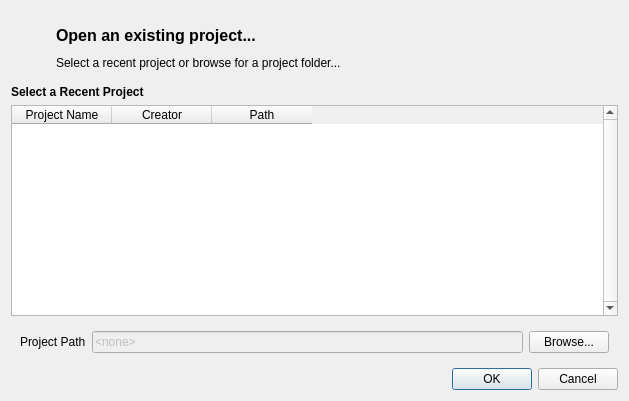
First picture: the form in gui/openprojectdialog.ui, repository petermbach/urbanbeats-pss, before the edit.
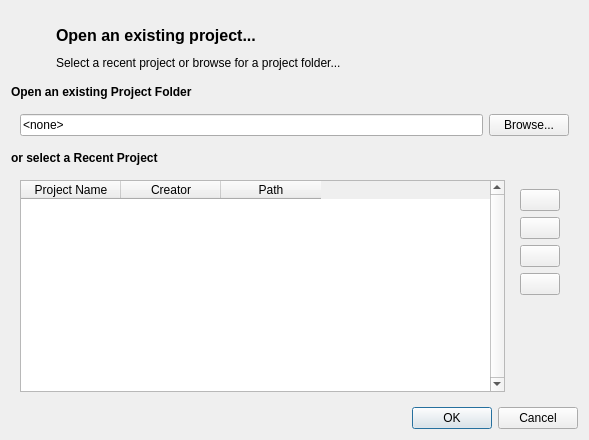
Second picture: the form after the edit. Icons and pictures are not drawn.

Commit message: Modifications to the Open Project Dialog, more functionality buttons added.

Diff of the .ui file:
```diff
--- a/gui/openprojectdialog.ui
+++ b/gui/openprojectdialog.ui
@@ -6,8 +6,8 @@
    <rect>
     <x>0</x>
     <y>0</y>
-    <width>629</width>
-    <height>401</height>
+    <width>586</width>
+    <height>440</height>
    </rect>
   </property>
   <property name="windowTitle">
@@ -69,53 +69,30 @@
    <item>
     <widget class="QLabel" name="recentproject_title">
      <property name="text">
-      <string>&lt;html&gt;&lt;head/&gt;&lt;body&gt;&lt;p&gt;&lt;span style=&quot; font-weight:600;&quot;&gt;Select a Recent Project&lt;/span&gt;&lt;/p&gt;&lt;/body&gt;&lt;/html&gt;</string>
+      <string>&lt;html&gt;&lt;head/&gt;&lt;body&gt;&lt;p&gt;&lt;span style=&quot; font-weight:600;&quot;&gt;Open an existing Project Folder&lt;/span&gt;&lt;/p&gt;&lt;/body&gt;&lt;/html&gt;</string>
      </property>
     </widget>
    </item>
-   <item>
-    <widget class="QTableWidget" name="project_table">
-     <property name="verticalScrollBarPolicy">
-      <enum>Qt::ScrollBarAlwaysOn</enum>
-     </property>
-     <column>
-      <property name="text">
-       <string>Project Name</string>
-      </property>
-     </column>
-     <column>
-      <property name="text">
-       <string>Creator</string>
-      </property>
-     </column>
-     <column>
-      <property name="text">
-       <string>Path</string>
-      </property>
-     </column>
-    </widget>
-   </item>
    <item>
     <widget class="QWidget" name="path_widget" native="true">
      <layout class="QGridLayout" name="gridLayout_3">
-      <item row="1" column="0">
-       <widget class="QLabel" name="projpath_lbl">
-        <property name="text">
-         <string>Project Path</string>
-        </property>
-       </widget>
-      </item>
-      <item row="1" column="2">
+      <item row="1" column="1">
        <widget class="QPushButton" name="projpath_button">
         <property name="text">
          <string>Browse...</string>
         </property>
        </widget>
       </item>
-      <item row="1" column="1">
+      <item row="1" column="0">
        <widget class="QLineEdit" name="projpath_line">
         <property name="enabled">
-         <bool>false</bool>
+         <bool>true</bool>
+        </property>
+        <property name="minimumSize">
+         <size>
+          <width>463</width>
+          <height>0</height>
+         </size>
         </property>
         <property name="text">
          <string>&lt;none&gt;</string>
@@ -123,6 +100,177 @@
         <property name="readOnly">
          <bool>true</bool>
         </property>
+       </widget>
+      </item>
+      <item row="1" column="2">
+       <spacer name="horizontalSpacer">
+        <property name="orientation">
+         <enum>Qt::Horizontal</enum>
+        </property>
+        <property name="sizeHint" stdset="0">
+         <size>
+          <width>40</width>
+          <height>20</height>
+         </size>
+        </property>
+       </spacer>
+      </item>
+     </layout>
+    </widget>
+   </item>
+   <item>
+    <widget class="QLabel" name="recentproject_title_2">
+     <property name="text">
+      <string>&lt;html&gt;&lt;head/&gt;&lt;body&gt;&lt;p&gt;&lt;span style=&quot; font-weight:600;&quot;&gt;or select a Recent Project&lt;/span&gt;&lt;/p&gt;&lt;/body&gt;&lt;/html&gt;</string>
+     </property>
+    </widget>
+   </item>
+   <item>
+    <widget class="QWidget" name="path_widget_2" native="true">
+     <layout class="QGridLayout" name="gridLayout_4">
+      <item row="1" column="1">
+       <widget class="QWidget" name="path_widget_3" native="true">
+        <layout class="QVBoxLayout" name="verticalLayout_2">
+         <item>
+          <widget class="QPushButton" name="info_button">
+           <property name="minimumSize">
+            <size>
+             <width>0</width>
+             <height>0</height>
+            </size>
+           </property>
+           <property name="maximumSize">
+            <size>
+             <width>16777215</width>
+             <height>16777215</height>
+            </size>
+           </property>
+           <property name="toolTip">
+            <string>&lt;html&gt;&lt;head/&gt;&lt;body&gt;&lt;p&gt;Project Info&lt;/p&gt;&lt;/body&gt;&lt;/html&gt;</string>
+           </property>
+           <property name="text">
+            <string/>
+           </property>
+           <property name="icon">
+            <iconset resource="../graphics/ubeats.qrc">
+             <normaloff>:/icons/Info-icon.png</normaloff>:/icons/Info-icon.png</iconset>
+           </property>
+           <property name="iconSize">
+            <size>
+             <width>25</width>
+             <height>25</height>
+            </size>
+           </property>
+          </widget>
+         </item>
+         <item>
+          <widget class="QPushButton" name="import_button">
+           <property name="minimumSize">
+            <size>
+             <width>0</width>
+             <height>0</height>
+            </size>
+           </property>
+           <property name="maximumSize">
+            <size>
+             <width>16777215</width>
+             <height>16777215</height>
+            </size>
+           </property>
+           <property name="toolTip">
+            <string>&lt;html&gt;&lt;head/&gt;&lt;body&gt;&lt;p&gt;Import Project&lt;/p&gt;&lt;/body&gt;&lt;/html&gt;</string>
+           </property>
+           <property name="text">
+            <string/>
+           </property>
+           <property name="icon">
+            <iconset resource="../graphics/ubeats.qrc">
+             <normaloff>:/icons/import-icon.png</normaloff>:/icons/import-icon.png</iconset>
+           </property>
+           <property name="iconSize">
+            <size>
+             <width>25</width>
+             <height>25</height>
+            </size>
+           </property>
+          </widget>
+         </item>
+         <item>
+          <widget class="QPushButton" name="export_button">
+           <property name="toolTip">
+            <string>&lt;html&gt;&lt;head/&gt;&lt;body&gt;&lt;p&gt;Export Selected Project&lt;/p&gt;&lt;/body&gt;&lt;/html&gt;</string>
+           </property>
+           <property name="text">
+            <string/>
+           </property>
+           <property name="icon">
+            <iconset resource="../graphics/ubeats.qrc">
+             <normaloff>:/icons/export-icon.png</normaloff>:/icons/export-icon.png</iconset>
+           </property>
+           <property name="iconSize">
+            <size>
+             <width>25</width>
+             <height>25</height>
+            </size>
+           </property>
+          </widget>
+         </item>
+         <item>
+          <widget class="QPushButton" name="delete_button">
+           <property name="toolTip">
+            <string>&lt;html&gt;&lt;head/&gt;&lt;body&gt;&lt;p&gt;Delete Project&lt;/p&gt;&lt;/body&gt;&lt;/html&gt;</string>
+           </property>
+           <property name="text">
+            <string/>
+           </property>
+           <property name="icon">
+            <iconset resource="../graphics/ubeats.qrc">
+             <normaloff>:/icons/delete-icon.png</normaloff>:/icons/delete-icon.png</iconset>
+           </property>
+           <property name="iconSize">
+            <size>
+             <width>25</width>
+             <height>25</height>
+            </size>
+           </property>
+          </widget>
+         </item>
+         <item>
+          <spacer name="verticalSpacer">
+           <property name="orientation">
+            <enum>Qt::Vertical</enum>
+           </property>
+           <property name="sizeHint" stdset="0">
+            <size>
+             <width>20</width>
+             <height>40</height>
+            </size>
+           </property>
+          </spacer>
+         </item>
+        </layout>
+       </widget>
+      </item>
+      <item row="1" column="0">
+       <widget class="QTableWidget" name="project_table">
+        <property name="verticalScrollBarPolicy">
+         <enum>Qt::ScrollBarAlwaysOn</enum>
+        </property>
+        <column>
+         <property name="text">
+          <string>Project Name</string>
+         </property>
+        </column>
+        <column>
+         <property name="text">
+          <string>Creator</string>
+         </property>
+        </column>
+        <column>
+         <property name="text">
+          <string>Path</string>
+         </property>
+        </column>
        </widget>
       </item>
      </layout>
```
Left out of the diff: 2 changed lines with no effect on the pictures. The commit also changes 1 other file.
